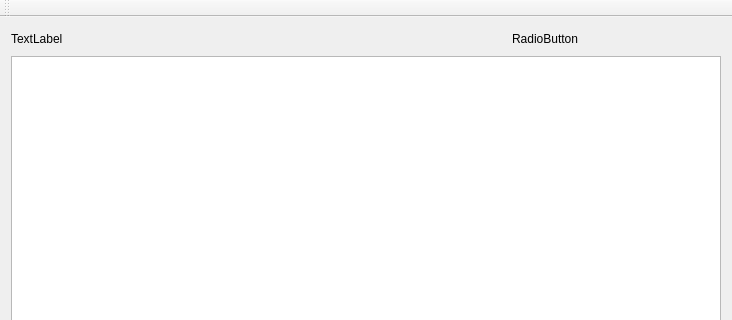
Before: the Qt Designer form MainWindow.ui in afigegoznaet/KDETrashWidget, drawn with Qt 5; both pictures show x 0 to 732 and y 0 to 320 of the 732 by 515 pixel window.
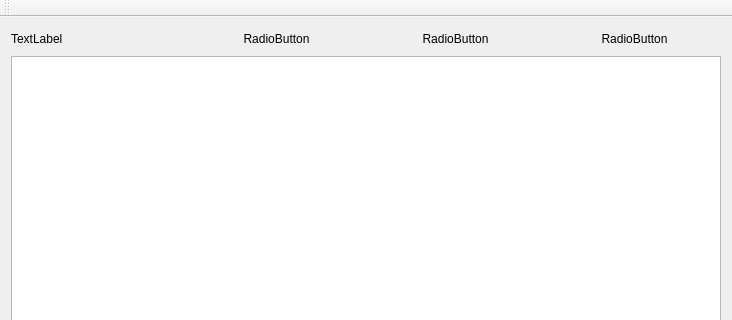
After: the same form once the commit is applied. Custom widgets are drawn as their Qt base class.

The edit to the form file:
```diff
--- a/MainWindow.ui
+++ b/MainWindow.ui
@@ -25,7 +25,27 @@
        </widget>
       </item>
       <item>
-       <widget class="QPushButton" name="pushButton">
+       <widget class="QPushButton" name="userTrashFull">
+        <property name="text">
+         <string>RadioButton</string>
+        </property>
+        <property name="flat">
+         <bool>true</bool>
+        </property>
+       </widget>
+      </item>
+      <item>
+       <widget class="QPushButton" name="userTrash">
+        <property name="text">
+         <string>RadioButton</string>
+        </property>
+        <property name="flat">
+         <bool>true</bool>
+        </property>
+       </widget>
+      </item>
+      <item>
+       <widget class="QPushButton" name="providerTrash">
         <property name="text">
          <string>RadioButton</string>
         </property>
```
